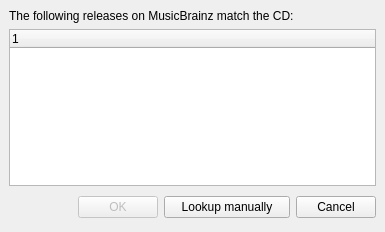
Old version of the form ui/cdlookup.ui in the repository lalinsky/picard-debian.
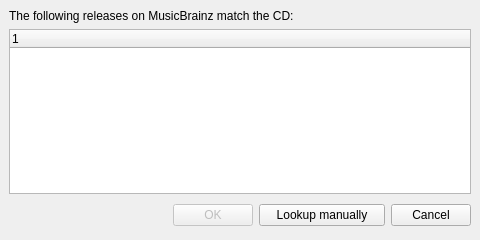
New version of the form.

What changed in the file:
```diff
--- a/ui/cdlookup.ui
+++ b/ui/cdlookup.ui
@@ -8,8 +8,8 @@
    <rect>
     <x>0</x>
     <y>0</y>
-    <width>385</width>
-    <height>232</height>
+    <width>480</width>
+    <height>240</height>
    </rect>
   </property>
   <property name="windowTitle" >
```
